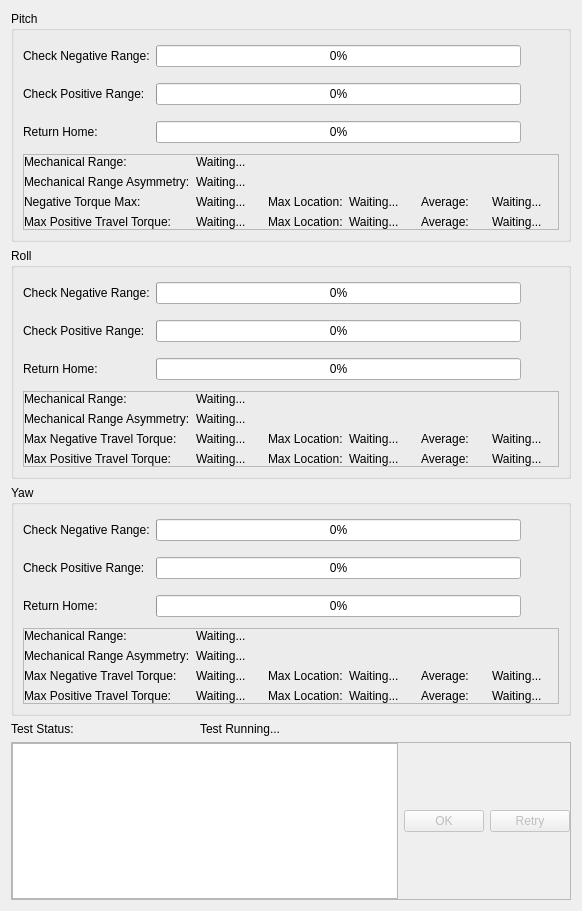
Old version of the form Tools/3DRGimbalFactoryApplication/3DRGimbalFactoryApplication/axis_range_test_dialog.ui in the repository Gussy/solo-gimbal.
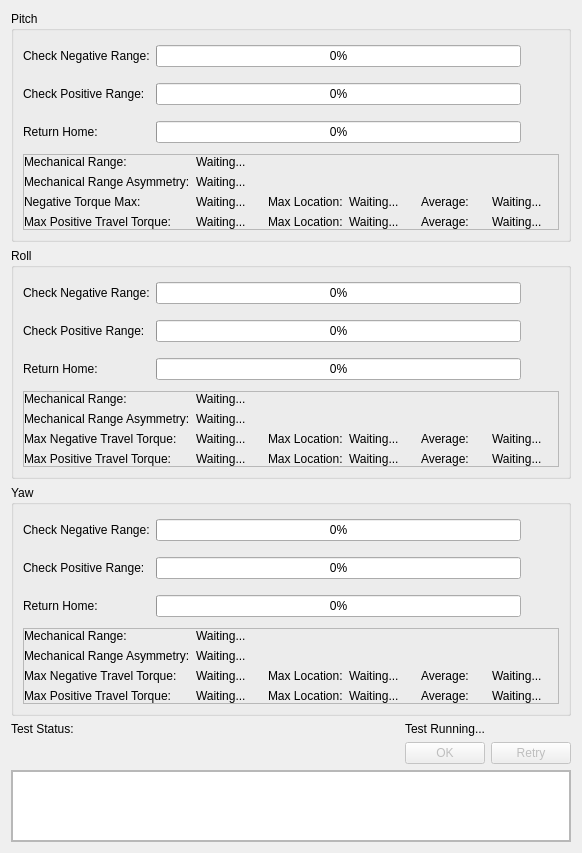
New version of the form. Icons and pictures are not drawn.

Commit message: Just tweaked the sizing of the textbox

What changed in the file:
```diff
--- a/Tools/3DRGimbalFactoryApplication/3DRGimbalFactoryApplication/axis_range_test_dialog.ui
+++ b/Tools/3DRGimbalFactoryApplication/3DRGimbalFactoryApplication/axis_range_test_dialog.ui
@@ -7,7 +7,7 @@
     <x>0</x>
     <y>0</y>
     <width>582</width>
-    <height>911</height>
+    <height>814</height>
    </rect>
   </property>
   <property name="sizePolicy">
@@ -30,57 +30,6 @@
      </property>
     </widget>
    </item>
-   <item row="12" column="0" colspan="3">
-    <widget class="QFrame" name="buttonsFrame">
-     <property name="frameShape">
-      <enum>QFrame::StyledPanel</enum>
-     </property>
-     <property name="frameShadow">
-      <enum>QFrame::Raised</enum>
-     </property>
-     <layout class="QHBoxLayout" name="horizontalLayout">
-      <property name="leftMargin">
-       <number>0</number>
-      </property>
-      <property name="topMargin">
-       <number>0</number>
-      </property>
-      <property name="rightMargin">
-       <number>0</number>
-      </property>
-      <property name="bottomMargin">
-       <number>0</number>
-      </property>
-      <item>
-       <widget class="QTextEdit" name="textEdit">
-        <property name="readOnly">
-         <bool>true</bool>
-        </property>
-       </widget>
-      </item>
-      <item>
-       <widget class="QPushButton" name="okButton">
-        <property name="enabled">
-         <bool>false</bool>
-        </property>
-        <property name="text">
-         <string>OK</string>
-        </property>
-       </widget>
-      </item>
-      <item>
-       <widget class="QPushButton" name="retryButton">
-        <property name="enabled">
-         <bool>false</bool>
-        </property>
-        <property name="text">
-         <string>Retry</string>
-        </property>
-       </widget>
-      </item>
-     </layout>
-    </widget>
-   </item>
    <item row="10" column="0">
     <widget class="QLabel" name="testStatus_label">
      <property name="text">
@@ -88,6 +37,26 @@
      </property>
     </widget>
    </item>
+   <item row="11" column="2">
+    <widget class="QPushButton" name="retryButton">
+     <property name="enabled">
+      <bool>false</bool>
+     </property>
+     <property name="text">
+      <string>Retry</string>
+     </property>
+    </widget>
+   </item>
+   <item row="11" column="1">
+    <widget class="QPushButton" name="okButton">
+     <property name="enabled">
+      <bool>false</bool>
+     </property>
+     <property name="text">
+      <string>OK</string>
+     </property>
+    </widget>
+   </item>
    <item row="0" column="0" colspan="3">
     <widget class="QGroupBox" name="pitchGroup">
      <property name="title">
@@ -803,6 +772,50 @@
      </layout>
     </widget>
    </item>
+   <item row="13" column="0" colspan="3">
+    <widget class="QFrame" name="buttonsFrame">
+     <property name="frameShape">
+      <enum>QFrame::StyledPanel</enum>
+     </property>
+     <property name="frameShadow">
+      <enum>QFrame::Raised</enum>
+     </property>
+     <layout class="QHBoxLayout" name="horizontalLayout">
+      <property name="leftMargin">
+       <number>0</number>
+      </property>
+      <property name="topMargin">
+       <number>0</number>
+      </property>
+      <property name="rightMargin">
+       <number>0</number>
+      </property>
+      <property name="bottomMargin">
+       <number>0</number>
+      </property>
+      <item>
+       <widget class="QTextEdit" name="textEdit">
+        <property name="readOnly">
+         <bool>true</bool>
+        </property>
+       </widget>
+      </item>
+     </layout>
+    </widget>
+   </item>
+   <item row="11" column="0">
+    <spacer name="horizontalSpacer">
+     <property name="orientation">
+      <enum>Qt::Horizontal</enum>
+     </property>
+     <property name="sizeHint" stdset="0">
+      <size>
+       <width>40</width>
+       <height>20</height>
+      </size>
+     </property>
+    </spacer>
+   </item>
   </layout>
  </widget>
  <resources>
```
